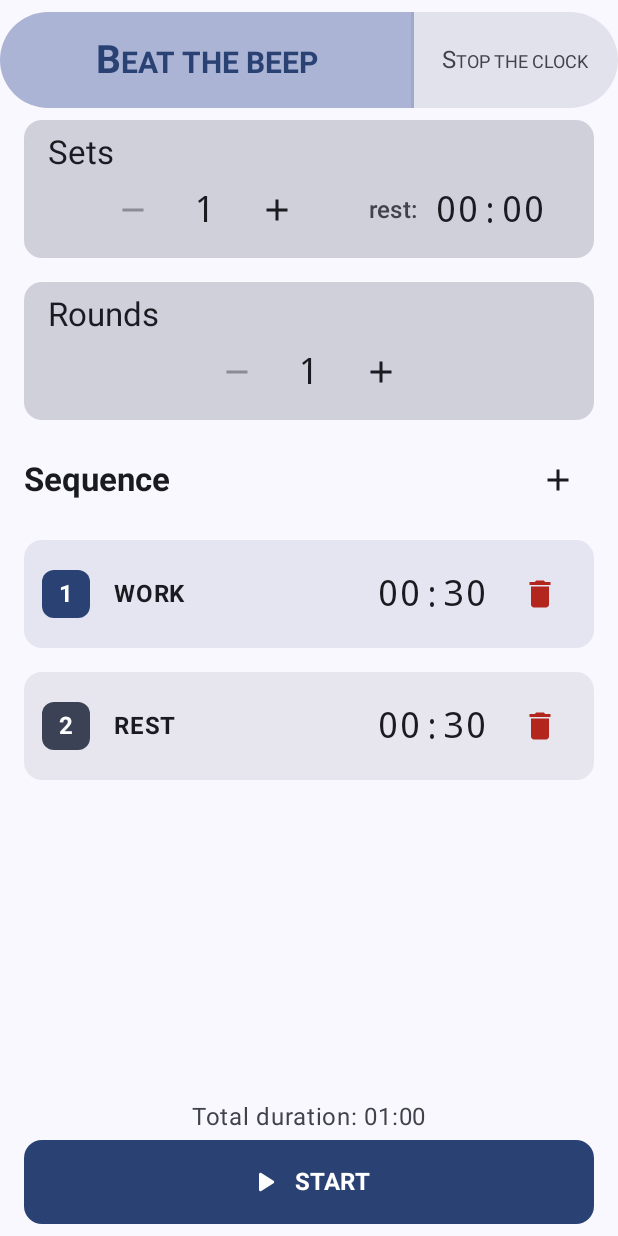
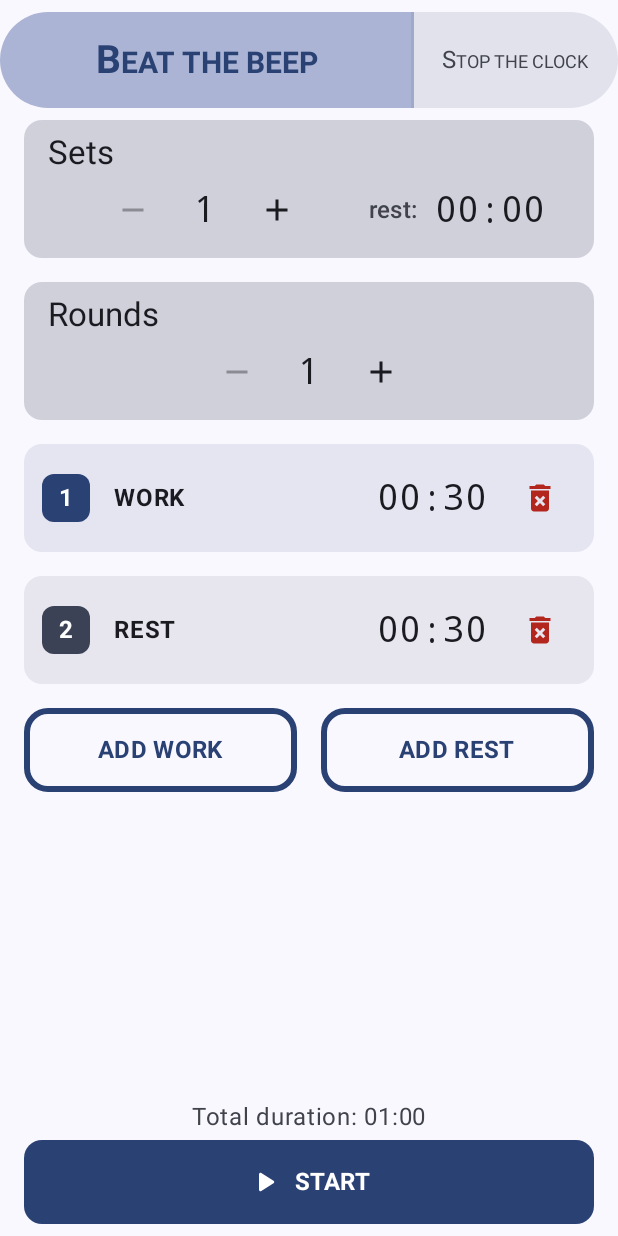
Before and after one commit to baccours/kronos, an Android app built with Jetpack Compose: the screen it shows after launch (MainActivity), on a phone screen of 412 x 824 dp. Run offline under Robolectric (Android 15) with nearby library versions, the phone set to English and light mode, and no system bars.

Commit message:
add task buttons

```diff
--- a/app/src/main/java/com/baccours/kronos/ui/icons/Delete.kt
+++ b/app/src/main/java/com/baccours/kronos/ui/icons/Delete.kt
@@ -37,19 +37,32 @@ val Icons.Delete: ImageVector
             curveToRelative(0.0f, 1.1f, 0.9f, 2.0f, 2.0f, 2.0f)
             horizontalLineToRelative(8.0f)
             curveToRelative(1.1f, 0.0f, 2.0f, -0.9f, 2.0f, -2.0f)
-            verticalLineTo(7.0f)
-            horizontalLineTo(6.0f)
+            lineTo(18.0f, 7.0f)
+            lineTo(6.0f, 7.0f)
             verticalLineToRelative(12.0f)
             close()
-            moveTo(19.0f, 4.0f)
-            horizontalLineToRelative(-3.5f)
+            moveTo(8.46f, 11.88f)
+            lineToRelative(1.41f, -1.41f)
+            lineTo(12.0f, 12.59f)
+            lineToRelative(2.12f, -2.12f)
+            lineToRelative(1.41f, 1.41f)
+            lineTo(13.41f, 14.0f)
+            lineToRelative(2.12f, 2.12f)
+            lineToRelative(-1.41f, 1.41f)
+            lineTo(12.0f, 15.41f)
+            lineToRelative(-2.12f, 2.12f)
+            lineToRelative(-1.41f, -1.41f)
+            lineTo(10.59f, 14.0f)
+            lineToRelative(-2.13f, -2.12f)
+            close()
+            moveTo(15.5f, 4.0f)
             lineToRelative(-1.0f, -1.0f)
             horizontalLineToRelative(-5.0f)
             lineToRelative(-1.0f, 1.0f)
-            horizontalLineTo(5.0f)
+            lineTo(5.0f, 4.0f)
             verticalLineToRelative(2.0f)
             horizontalLineToRelative(14.0f)
-            verticalLineTo(4.0f)
+            lineTo(19.0f, 4.0f)
             close()
         }.build().also { delete = it }
     }
--- a/app/src/main/java/com/baccours/kronos/ui/setup/SetupScreen.kt
+++ b/app/src/main/java/com/baccours/kronos/ui/setup/SetupScreen.kt
@@ -21,14 +21,14 @@ import androidx.compose.foundation.layout.systemBars
 import androidx.compose.foundation.layout.width
 import androidx.compose.foundation.lazy.LazyColumn
 import androidx.compose.foundation.lazy.itemsIndexed
+import androidx.compose.foundation.lazy.rememberLazyListState
 import androidx.compose.foundation.shape.RoundedCornerShape
 import androidx.compose.material3.Button
-import androidx.compose.material3.Card
-import androidx.compose.material3.CardDefaults
+import androidx.compose.material3.ButtonDefaults
 import androidx.compose.material3.ExperimentalMaterial3Api
 import androidx.compose.material3.Icon
-import androidx.compose.material3.IconButton
 import androidx.compose.material3.MaterialTheme
+import androidx.compose.material3.OutlinedButton
 import androidx.compose.material3.Scaffold
 import androidx.compose.material3.SegmentedButton
 import androidx.compose.material3.SegmentedButtonDefaults
@@ -36,8 +36,12 @@ import androidx.compose.material3.SingleChoiceSegmentedButtonRow
 import androidx.compose.material3.Surface
 import androidx.compose.material3.Text
 import androidx.compose.runtime.Composable
+import androidx.compose.runtime.LaunchedEffect
 import androidx.compose.runtime.collectAsState
 import androidx.compose.runtime.getValue
+import androidx.compose.runtime.mutableIntStateOf
+import androidx.compose.runtime.remember
+import androidx.compose.runtime.setValue
 import androidx.compose.ui.Alignment
 import androidx.compose.ui.Modifier
 import androidx.compose.ui.draw.clip
@@ -61,7 +65,6 @@ import com.baccours.kronos.model.TimerConfig
 import com.baccours.kronos.model.TimerMode
 import com.baccours.kronos.ui.components.HybridStepper
 import com.baccours.kronos.ui.components.TimeInput
-import com.baccours.kronos.ui.icons.Add
 import com.baccours.kronos.ui.icons.Icons
 import com.baccours.kronos.ui.icons.Play
 import com.baccours.kronos.ui.theme.KronosTheme
@@ -101,11 +104,22 @@ private fun SetupScreenContent(
     updateSetRest: (Int) -> Unit,
     updateTimeCap: (Int) -> Unit,
     updateRounds: (Int) -> Unit,
-    addTask: () -> Unit,
+    addTask: (TaskType) -> Unit,
     updateTaskDuration: (String, Int) -> Unit,
     removeTask: (String) -> Unit
 ) {
     val focusManager = LocalFocusManager.current
+
+    val listState = rememberLazyListState()
+    var previousTaskCount by remember { mutableIntStateOf(uiState.tasks.size) }
+    LaunchedEffect(uiState.tasks.size) {
+        if (uiState.tasks.size > previousTaskCount) {
+            // Scroll to the bottom (add buttons)
+            val buttonIndex = uiState.tasks.size + 2
+            listState.scrollToItem(buttonIndex)
+        }
+        previousTaskCount = uiState.tasks.size
+    }
 
     val isTimerMode = uiState.mode == TimerMode.TIMER
     val timerWgt by animateFloatAsState(targetValue = if (isTimerMode) 2f else 1f, label = "TW")
@@ -226,6 +240,7 @@ private fun SetupScreenContent(
             }
         ) { padding ->
             LazyColumn(
+                state = listState,
                 modifier = Modifier
                     .fillMaxSize()
                     .padding(padding)
@@ -233,7 +248,7 @@ private fun SetupScreenContent(
                 verticalArrangement = Arrangement.spacedBy(16.dp)
             ) {
                 // Sets
-                item {
+                item(key = "sets") {
                     Column(
                         modifier = Modifier
                             .fillMaxWidth()
@@ -275,7 +290,7 @@ private fun SetupScreenContent(
 
                 if (!isTimerMode) {
                     // Time CAP
-                    item {
+                    item(key = "time_cap") {
                         Column(
                             modifier = Modifier
                                 .fillMaxWidth()
@@ -314,7 +329,7 @@ private fun SetupScreenContent(
                 }
                 else {
                     // Rounds
-                    item {
+                    item(key = "rounds") {
                         Column(
                             modifier = Modifier
                                 .fillMaxWidth()
@@ -331,33 +346,66 @@ private fun SetupScreenContent(
                         }
                     }
 
-                    // Work/Rest Sequence Header
-                    item {
-                        Row(
-                            modifier = Modifier.fillMaxWidth(),
-                            horizontalArrangement = Arrangement.SpaceBetween,
-                            verticalAlignment = Alignment.CenterVertically
-                        ) {
-                            Text(
-                                "Sequence",
-                                style = MaterialTheme.typography.titleLarge,
-                                fontWeight = FontWeight.Bold
+                    // Work/Rest Sequence Tasks
+                    itemsIndexed(
+                        items = uiState.tasks,
+                        key = { _, task -> task.id }
+                    ) { index, task ->
+                        Box(modifier = Modifier.animateItem()) {
+                            TaskRow(
+                                index = index + 1,
+                                type = task.type,
+                                durationSeconds = task.durationSeconds,
+                                onDurationChange = { updateTaskDuration(task.id, it) },
+                                onDelete = { removeTask(task.id) }
                             )
-                            IconButton(onClick = addTask) {
-                                Icon(imageVector = Icons.Add, contentDescription = "Add task")
-                            }
                         }
                     }
 
-                    // Work/Rest Sequence Tasks
-                    itemsIndexed(uiState.tasks) { index, task ->
-                        TaskRow(
-                            index = index + 1,
-                            type = task.type,
-                            durationSeconds = task.durationSeconds,
-                            onDurationChange = { updateTaskDuration(task.id, it) },
-                            onDelete = { removeTask(task.id) }
-                        )
+                    item(key = "add_buttons") {
+                        Row(
+                            modifier = Modifier
+                                .fillMaxWidth()
+                                .animateItem(),
+                            horizontalArrangement = Arrangement.spacedBy(16.dp),
+                            verticalAlignment = Alignment.CenterVertically
+                        ) {
+                            OutlinedButton(
+                                onClick = { addTask(TaskType.WORK) },
+                                modifier = Modifier
+                                    .weight(1.0f)
+                                    .height(56.dp),
+                                shape = RoundedCornerShape(16.dp),
+                                border = BorderStroke(4.dp, MaterialTheme.colorScheme.primary),
+                                colors = ButtonDefaults.outlinedButtonColors(
+                                    contentColor = MaterialTheme.colorScheme.primary
+                                )
+                            ) {
+                                Text(
+                                    text = "ADD WORK",
+                                    style = MaterialTheme.typography.titleMedium,
+                                    fontWeight = FontWeight.Bold
+                                )
+                            }
+                            OutlinedButton(
+                                onClick = { addTask(TaskType.REST) },
+                                modifier = Modifier
+                                    .weight(1.0f)
+                                    .height(56.dp),
+                                shape = RoundedCornerShape(16.dp),
+                                border = BorderStroke(4.dp, MaterialTheme.colorScheme.primary),
+                                colors = ButtonDefaults.outlinedButtonColors(
+                                    contentColor = MaterialTheme.colorScheme.primary
+                                )
+
+                            ) {
+                                Text(
+                                    text = "ADD REST",
+                                    style = MaterialTheme.typography.titleMedium,
+                                    fontWeight = FontWeight.Bold
+                                )
+                            }
+                        }
                     }
                 }
             }
@@ -365,7 +413,12 @@ private fun SetupScreenContent(
     }
 }
 
-@Preview(showBackground = true)
+@Preview(name = "Light Mode", showBackground = true)
+@Preview(
+    name = "Dark Mode",
+    showBackground = true,
+    uiMode = android.content.res.Configuration.UI_MODE_NIGHT_YES
+)
 @Composable
 fun SetupScreenPreview() {
     KronosTheme {
--- a/app/src/main/java/com/baccours/kronos/ui/setup/SetupViewModel.kt
+++ b/app/src/main/java/com/baccours/kronos/ui/setup/SetupViewModel.kt
@@ -47,11 +47,9 @@ class SetupViewModel : ViewModel() {
         _uiState.update { it.copy(rounds = rounds) }
     }
 
-    fun addTask() {
+    fun addTask(type: TaskType = TaskType.WORK) {
         _uiState.update {
-            val lastType = it.tasks.lastOrNull()?.type ?: TaskType.REST
-            val nextType = if (lastType == TaskType.WORK) TaskType.REST else TaskType.WORK
-            it.copy(tasks = it.tasks + Task(type = nextType))
+            it.copy(tasks = it.tasks + Task(type = type))
         }
     }
 
```
